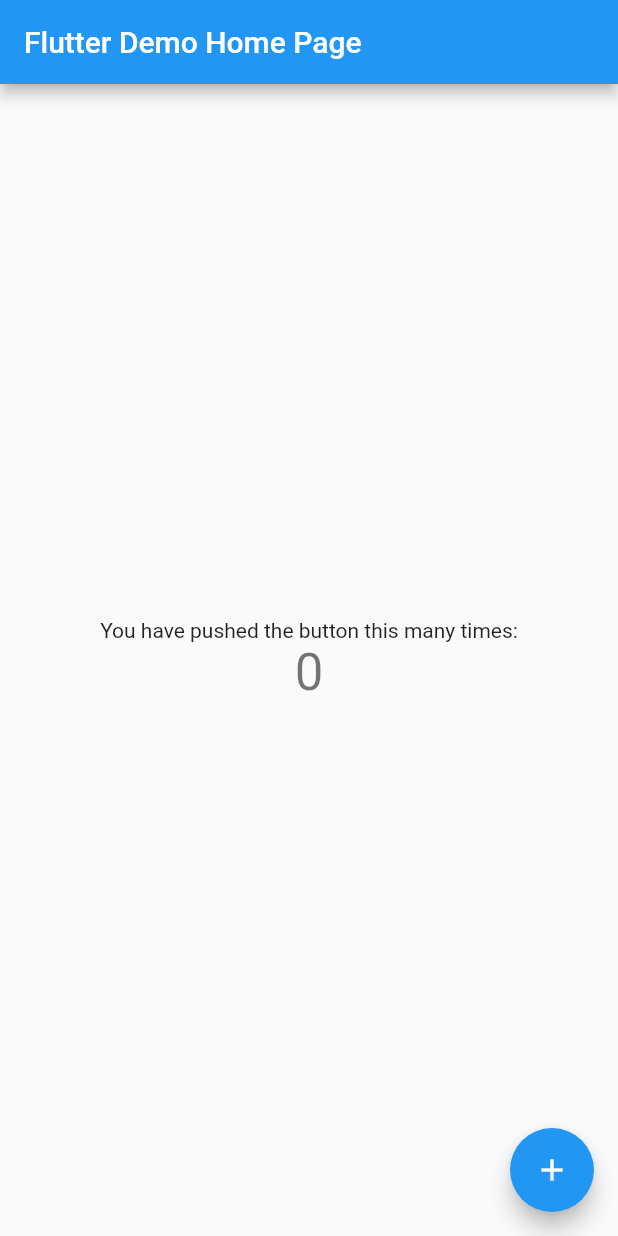
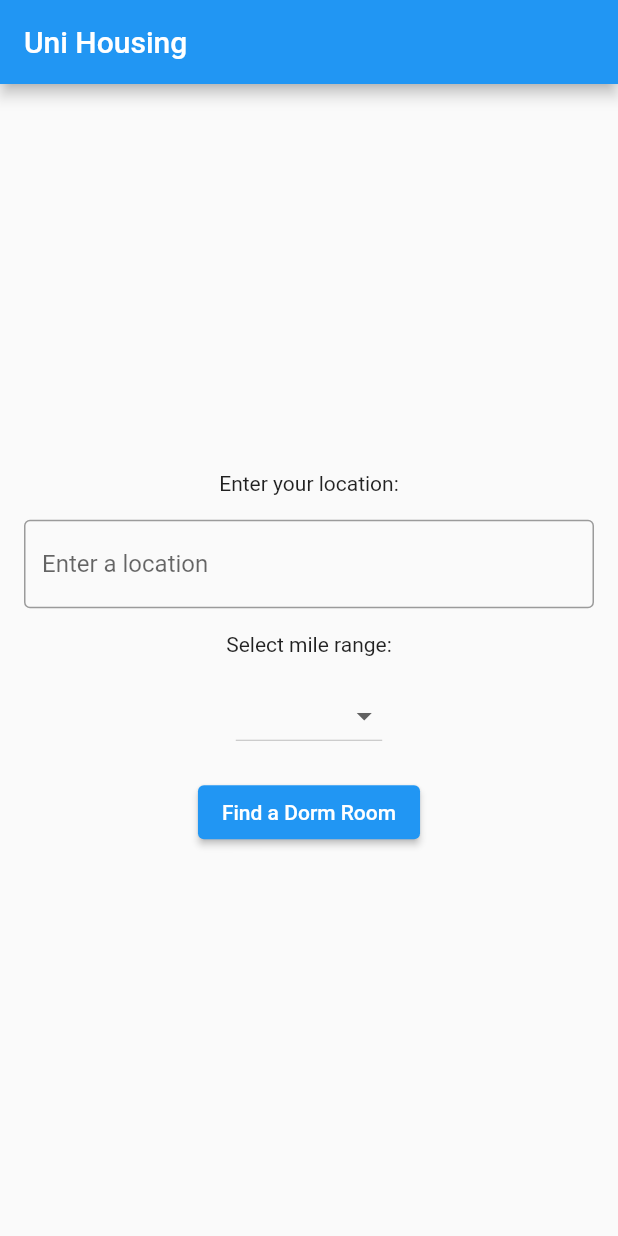
Before and after one commit to sushmullur/UniHousing, a Flutter app: the screen it shows after launch, on a phone screen of 412 x 824 dp. Run offline on Flutter 3.47's test engine with Material 2 defaults, Android fonts, the light colour scheme and no system bars; our stand-ins replace firebase_core; accounts and stored records are empty.

Commit message:
W frontend

```diff
--- a/uni_housing/lib/main.dart
+++ b/uni_housing/lib/main.dart
@@ -5,44 +5,22 @@
 }
 
 class MyApp extends StatelessWidget {
-  const MyApp({super.key});
+  const MyApp({Key? key}) : super(key: key);
 
-  // TESTING
-  // TESTING 2
-
-  // This widget is the root of your application.
   @override
   Widget build(BuildContext context) {
     return MaterialApp(
-      title: 'Flutter Demo',
+      title: 'College Dorm Room Finder',
       theme: ThemeData(
-        // This is the theme of your application.
-        //
-        // Try running your application with "flutter run". You'll see the
-        // application has a blue toolbar. Then, without quitting the app, try
-        // changing the primarySwatch below to Colors.green and then invoke
-        // "hot reload" (press "r" in the console where you ran "flutter run",
-        // or simply save your changes to "hot reload" in a Flutter IDE).
-        // Notice that the counter didn't reset back to zero; the application
-        // is not restarted.
         primarySwatch: Colors.blue,
       ),
-      home: const MyHomePage(title: 'Flutter Demo Home Page'),
+      home: const MyHomePage(title: 'Uni Housing'),
     );
   }
 }
 
 class MyHomePage extends StatefulWidget {
-  const MyHomePage({super.key, required this.title});
-
-  // This widget is the home page of your application. It is stateful, meaning
-  // that it has a State object (defined below) that contains fields that affect
-  // how it looks.
-
-  // This class is the configuration for the state. It holds the values (in this
-  // case the title) provided by the parent (in this case the App widget) and
-  // used by the build method of the State. Fields in a Widget subclass are
-  // always marked "final".
+  const MyHomePage({Key? key, required this.title}) : super(key: key);
 
   final String title;
 
@@ -51,68 +29,67 @@
 }
 
 class _MyHomePageState extends State<MyHomePage> {
-  int _counter = 0;
-
-  void _incrementCounter() {
-    setState(() {
-      // This call to setState tells the Flutter framework that something has
-      // changed in this State, which causes it to rerun the build method below
-      // so that the display can reflect the updated values. If we changed
-      // _counter without calling setState(), then the build method would not be
-      // called again, and so nothing would appear to happen.
-      _counter++;
-    });
-  }
+  String? location;
+  double? mileRange;
 
   @override
   Widget build(BuildContext context) {
-    // This method is rerun every time setState is called, for instance as done
-    // by the _incrementCounter method above.
-    //
-    // The Flutter framework has been optimized to make rerunning build methods
-    // fast, so that you can just rebuild anything that needs updating rather
-    // than having to individually change instances of widgets.
     return Scaffold(
       appBar: AppBar(
-        // Here we take the value from the MyHomePage object that was created by
-        // the App.build method, and use it to set our appbar title.
         title: Text(widget.title),
       ),
       body: Center(
-        // Center is a layout widget. It takes a single child and positions it
-        // in the middle of the parent.
         child: Column(
-          // Column is also a layout widget. It takes a list of children and
-          // arranges them vertically. By default, it sizes itself to fit its
-          // children horizontally, and tries to be as tall as its parent.
-          //
-          // Invoke "debug painting" (press "p" in the console, choose the
-          // "Toggle Debug Paint" action from the Flutter Inspector in Android
-          // Studio, or the "Toggle Debug Paint" command in Visual Studio Code)
-          // to see the wireframe for each widget.
-          //
-          // Column has various properties to control how it sizes itself and
-          // how it positions its children. Here we use mainAxisAlignment to
-          // center the children vertically; the main axis here is the vertical
-          // axis because Columns are vertical (the cross axis would be
-          // horizontal).
           mainAxisAlignment: MainAxisAlignment.center,
           children: <Widget>[
             const Text(
-              'You have pushed the button this many times:',
+              'Enter your location:',
             ),
-            Text(
-              '$_counter',
-              style: Theme.of(context).textTheme.headlineMedium,
+            Padding(
+              padding: const EdgeInsets.all(16.0),
+              child: TextField(
+                onChanged: (value) {
+                  setState(() {
+                    location = value;
+                  });
+                },
+                decoration: InputDecoration(
+                  border: OutlineInputBorder(),
+                  hintText: 'Enter a location',
+                ),
+              ),
+            ),
+            const Text(
+              'Select mile range:',
+            ),
+            Padding(
+              padding: const EdgeInsets.all(16.0),
+              child: DropdownButton<double>(
+                value: mileRange,
+                icon: const Icon(Icons.arrow_drop_down),
+                onChanged: (double? newValue) {
+                  setState(() {
+                    mileRange = newValue;
+                  });
+                },
+                items: <double>[5, 10, 15, 20, 25]
+                    .map<DropdownMenuItem<double>>((double value) {
+                  return DropdownMenuItem<double>(
+                    value: value,
+                    child: Text('$value miles'),
+                  );
+                }).toList(),
+              ),
+            ),
+            ElevatedButton(
+              onPressed: () {
+                // TODO: Add functionality to filter dorm rooms based on location and mile range.
+              },
+              child: const Text('Find a Dorm Room'),
             ),
           ],
         ),
       ),
-      floatingActionButton: FloatingActionButton(
-        onPressed: _incrementCounter,
-        tooltip: 'Increment',
-        child: const Icon(Icons.add),
-      ), // This trailing comma makes auto-formatting nicer for build methods.
     );
   }
 }
```
